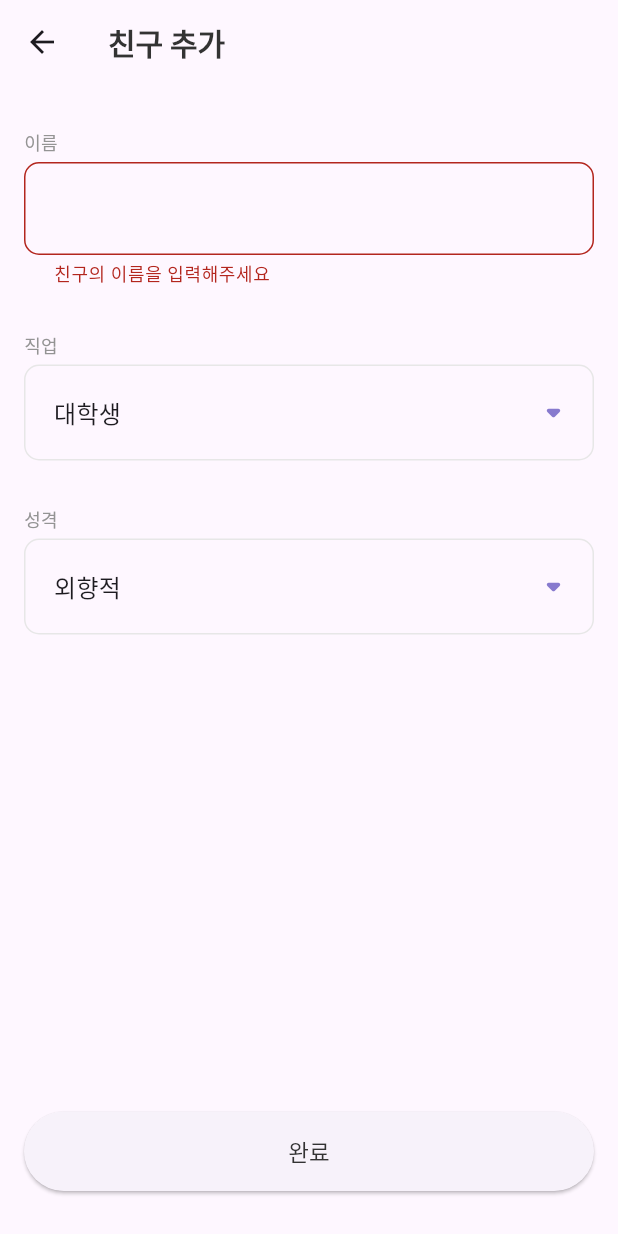
After one commit to Yunsung-Jo/mini-talk-frontend, a Flutter app: the FriendScreen screen opened by its route, after a tap on "완료", on a phone screen of 412 x 824 dp. The commit adds this screen. Run offline on Flutter 3.47's test engine with Material 3 defaults, Android fonts, the phone set to English and light mode, and no system bars; our stand-ins replace flutter_svg, google_fonts, google_sign_in, smooth_page_indicator, sqflite; accounts and stored records are empty.

Commit message:
design: friend UI 추가

```diff
--- a/lib/main.dart
+++ b/lib/main.dart
@@ -2,6 +2,7 @@ import 'package:flutter/material.dart';
 import 'package:minitalk/utils/routes/routes.dart';
 import 'package:minitalk/utils/routes/routes_name.dart';
 import 'package:minitalk/view_model/auth_view_model.dart';
+import 'package:minitalk/view_model/friend_view_model.dart';
 import 'package:provider/provider.dart';
 
 void main() {
@@ -17,6 +18,7 @@ class App extends StatelessWidget {
     return MultiProvider(
       providers: [
         ChangeNotifierProvider(create: (_) => AuthViewModel()),
+        ChangeNotifierProvider(create: (_) => FriendViewModel()),
       ],
       child: const MaterialApp(
         debugShowCheckedModeBanner: false,
--- a/lib/res/colors.dart
+++ b/lib/res/colors.dart
@@ -4,4 +4,5 @@ class AppColors {
   static const Color primary = Color(0xFF877ACE);
   static const Color text = Color(0xFF333333);
   static const Color hint = Color(0xFF949494);
+  static const Color lightGray = Color(0xFFE7E7E7);
 }
--- /dev/null
+++ b/lib/res/components/dropdown_widget.dart
@@ -0,0 +1,46 @@
+import 'package:flutter/material.dart';
+import 'package:minitalk/models/base_enum.dart';
+import 'package:minitalk/res/colors.dart';
+import 'package:minitalk/res/style/decoration_style.dart';
+
+class DropdownWidget<T> extends StatelessWidget {
+  final T? value;
+  final List<T> items;
+  final Function(T) onChanged;
+
+  const DropdownWidget({
+    super.key,
+    required this.value,
+    required this.items,
+    required this.onChanged,
+  });
+
+  @override
+  Widget build(BuildContext context) {
+    return InputDecorator(
+      decoration: AppDecorationStyle.instance.lightGray.applyDefaults(const InputDecorationTheme(
+        contentPadding: EdgeInsets.fromLTRB(16, 8, 8, 8),
+      )),
+      child: DropdownButtonHideUnderline(
+        child: DropdownButton(
+          value: value,
+          items: items.map((value) {
+            return DropdownMenuItem(
+              value: value,
+              child: Text((value as BaseEnum).value),
+            );
+          }).toList(),
+          onChanged: (value) {
+            onChanged.call(value! as T);
+          },
+          icon: const Icon(
+            Icons.arrow_drop_down_rounded,
+            size: 30,
+            color: AppColors.primary,
+          ),
+          isExpanded: true,
+        ),
+      ),
+    );
+  }
+}
--- /dev/null
+++ b/lib/res/style/decoration_style.dart
@@ -0,0 +1,19 @@
+import 'package:flutter/material.dart';
+import 'package:minitalk/res/colors.dart';
+
+class AppDecorationStyle {
+  static AppDecorationStyle instance = AppDecorationStyle._init();
+  AppDecorationStyle._init();
+
+  final InputDecoration lightGray = InputDecoration(
+    border: OutlineInputBorder(
+      borderRadius: BorderRadius.circular(10),
+      borderSide: const BorderSide(color: AppColors.lightGray),
+    ),
+    enabledBorder:  OutlineInputBorder(
+      borderRadius: BorderRadius.circular(10),
+      borderSide: const BorderSide(color: AppColors.lightGray),
+    ),
+    counter: const SizedBox.shrink(),
+  );
+}
--- a/lib/utils/routes/routes.dart
+++ b/lib/utils/routes/routes.dart
@@ -1,5 +1,6 @@
 import 'package:flutter/material.dart';
 import 'package:minitalk/utils/routes/routes_name.dart';
+import 'package:minitalk/view/friend/friend_screen.dart';
 import 'package:minitalk/view/onboard/onboard_screen.dart';
 
 class Routes {
@@ -7,6 +8,8 @@ class Routes {
     switch (settings.name) {
       case RoutesName.onboard:
         return MaterialPageRoute(builder: (context) => const OnboardScreen());
+      case RoutesName.friend:
+        return MaterialPageRoute(builder: (context) => const FriendScreen());
 
       default:
         return MaterialPageRoute(builder: (_) {
--- a/lib/utils/routes/routes_name.dart
+++ b/lib/utils/routes/routes_name.dart
@@ -1,3 +1,4 @@
 class RoutesName {
   static const String onboard = 'onboard_screen';
+  static const String friend = 'friend_screen';
 }
--- /dev/null
+++ b/lib/view/friend/friend_screen.dart
@@ -0,0 +1,106 @@
+import 'package:flutter/material.dart';
+import 'package:minitalk/models/job.dart';
+import 'package:minitalk/models/personality.dart';
+import 'package:minitalk/res/components/dropdown_widget.dart';
+import 'package:minitalk/res/style/decoration_style.dart';
+import 'package:minitalk/res/style/text_style.dart';
+import 'package:minitalk/view_model/friend_view_model.dart';
+import 'package:provider/provider.dart';
+
+class FriendScreen extends StatelessWidget {
+  const FriendScreen({super.key});
+
+  @override
+  Widget build(BuildContext context) {
+    return Scaffold(
+      appBar: AppBar(
+        title: Text("친구 추가", style: AppTextStyle.instance.notoSansBold20,),
+      ),
+      body: SafeArea(
+        child: Padding(
+          padding: const EdgeInsets.symmetric(horizontal: 16),
+          child: _body(context),
+        ),
+      ),
+    );
+  }
+
+  Widget _body(BuildContext context) {
+    final formKey = GlobalKey<FormState>();
+    final friendViewModel = Provider.of<FriendViewModel>(context);
+    return Column(
+      mainAxisAlignment: MainAxisAlignment.spaceBetween,
+      children: [
+        Expanded(
+          child: SingleChildScrollView(
+            child: Column(
+              crossAxisAlignment: CrossAxisAlignment.start,
+              children: [
+                _getHint("이름"),
+                Form(
+                  key: formKey,
+                  child: TextFormField(
+                    controller: friendViewModel.name,
+                    maxLength: 20,
+                    decoration: AppDecorationStyle.instance.lightGray.applyDefaults(const InputDecorationTheme(
+                      contentPadding: EdgeInsets.symmetric(vertical: 19, horizontal: 16),
+                    )),
+                    validator: (value) {
+                      if (value == null || value.isEmpty) {
+                        return "친구의 이름을 입력해주세요";
+                      }
+                      return null;
+                    },
+                  ),
+                ),
+                _getHint("직업"),
+                DropdownWidget(
+                  value: friendViewModel.job,
+                  items: Job.values,
+                  onChanged: friendViewModel.setJob,
+                ),
+                _getHint("성격"),
+                DropdownWidget(
+                  value: friendViewModel.personality,
+                  items: Personality.values,
+                  onChanged: friendViewModel.setPersonality,
+                ),
+              ],
+            ),
+          ),
+        ),
+        Container(
+          width: double.infinity,
+          margin: const EdgeInsets.only(top: 10, bottom: 30),
+          child: ElevatedButton(
+            onPressed: () {
+              if (!friendViewModel.loading) {
+                if (formKey.currentState!.validate()) {
+                  friendViewModel.createFriend().then((value) {
+                    if (value) {
+
+                    }
+                  });
+                }
+              }
+            },
+            style: ElevatedButton.styleFrom(
+                padding: const EdgeInsets.symmetric(vertical: 16)
+            ),
+            child: Text("완료", style: AppTextStyle.instance.notoSans15,),
+          ),
+        ),
+      ],
+    );
+  }
+
+  Widget _getHint(String hint) {
+    return Column(
+      children: [
+        const SizedBox(height: 30,),
+        Text(hint, style: AppTextStyle.instance.notoSans12,),
+        const SizedBox(height: 5,),
+      ],
+    );
+  }
+}
--- a/lib/view/onboard/onboard_screen.dart
+++ b/lib/view/onboard/onboard_screen.dart
@@ -6,6 +6,7 @@ import 'package:minitalk/res/colors.dart';
 import 'package:minitalk/res/components/illustration_widget.dart';
 import 'package:minitalk/res/style/text_style.dart';
 import 'package:minitalk/res/urls.dart';
+import 'package:minitalk/utils/routes/routes_name.dart';
 import 'package:minitalk/view_model/auth_view_model.dart';
 import 'package:provider/provider.dart';
 import 'package:smooth_page_indicator/smooth_page_indicator.dart';
@@ -98,7 +99,10 @@ class OnboardScreen extends StatelessWidget {
                       if (!authViewModel.loading) {
                         authViewModel.signIn().then((value) {
                           if (value) {
-
+                            Navigator.pushReplacementNamed(
+                              context,
+                              RoutesName.friend,
+                            );
                           }
                         });
                       }
--- a/lib/view_model/friend_view_model.dart
+++ b/lib/view_model/friend_view_model.dart
@@ -1,4 +1,6 @@
 import 'package:flutter/cupertino.dart';
+import 'package:flutter/material.dart';
+import 'package:flutter/widgets.dart';
 import 'package:minitalk/models/friend.dart';
 import 'package:minitalk/models/job.dart';
 import 'package:minitalk/models/personality.dart';
@@ -7,12 +9,44 @@ import 'package:minitalk/repository/friend_repository.dart';
 class FriendViewModel with ChangeNotifier {
   final _friend = FriendRepository();
 
-  Future<Friend> createFriend(String name, Job job, Personality personality) async {
-    Friend friend = await _friend.createFriend(Friend(
-      name: name,
+  bool _loading = false;
+  get loading => _loading;
+
+  final TextEditingController _name = TextEditingController();
+  TextEditingController get name => _name;
+
+  Job _job = Job.student;
+  Job get job => _job;
+
+  Personality _personality = Personality.extroversion;
+  Personality get personality => _personality;
+
+  void setLoading(bool value) {
+    _loading = value;
+    notifyListeners();
+  }
+
+  void setJob(Job job) {
+    _job = job;
+    notifyListeners();
+  }
+
+  void setPersonality(Personality personality) {
+    _personality = personality;
+    notifyListeners();
+  }
+
+  Future<bool> createFriend() async {
+    setLoading(true);
+    return await _friend.createFriend(Friend(
+      name: name.text,
       job: job,
       personality: personality,
-    ));
-    return friend;
+    )).then((value) {
+      return true;
+    }).onError((error, stackTrace) {
+      setLoading(false);
+      return false;
+    });
   }
 }
```
